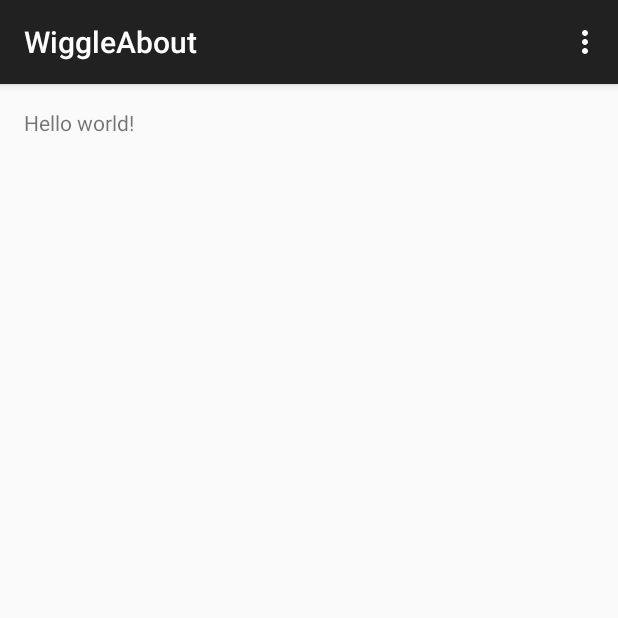
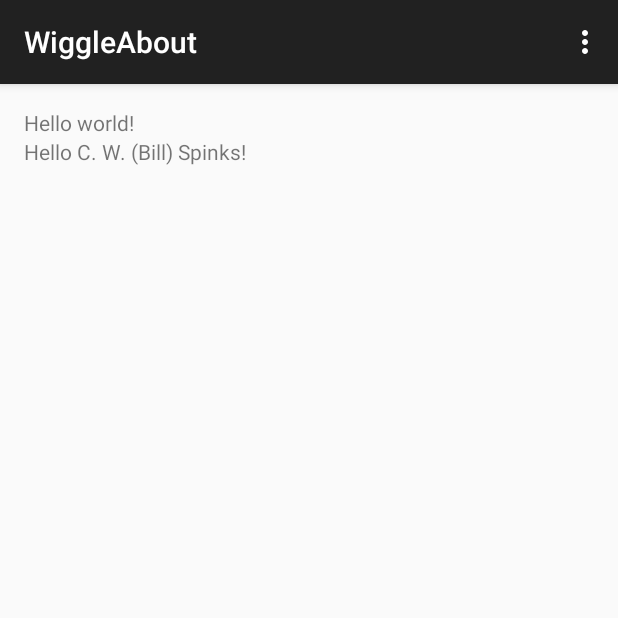
Before and after one commit to DaleEMoore/WiggleAbout, an Android app: the screen it shows after launch (MainActivity), on a phone screen of 412 x 824 dp, the top half of it. Run offline under Robolectric (Android 15) with nearby library versions, the phone set to English and light mode, and no system bars.

Commit message:
Hello C. W. (Bill) Spinks.

```diff
--- a/app/src/main/res/layout/activity_main.xml
+++ b/app/src/main/res/layout/activity_main.xml
@@ -6,6 +6,11 @@
     android:paddingBottom="@dimen/activity_vertical_margin" tools:context=".MainActivity">
 
     <TextView android:text="@string/hello_world" android:layout_width="wrap_content"
-        android:layout_height="wrap_content" />
-
+        android:layout_height="wrap_content"
+        android:id="@+id/textView" />
+    <TextView android:text="@string/hello_bill" android:layout_width="wrap_content"
+        android:layout_height="wrap_content"
+        android:layout_below="@+id/textView"
+        android:layout_alignParentLeft="true"
+        android:layout_alignParentStart="true" />
 </RelativeLayout>
--- a/app/src/main/res/values/strings.xml
+++ b/app/src/main/res/values/strings.xml
@@ -2,5 +2,6 @@
     <string name="app_name">WiggleAbout</string>
 
     <string name="hello_world">Hello world!</string>
+    <string name="hello_bill">Hello C. W. (Bill) Spinks!</string>
     <string name="action_settings">Settings</string>
 </resources>
```
